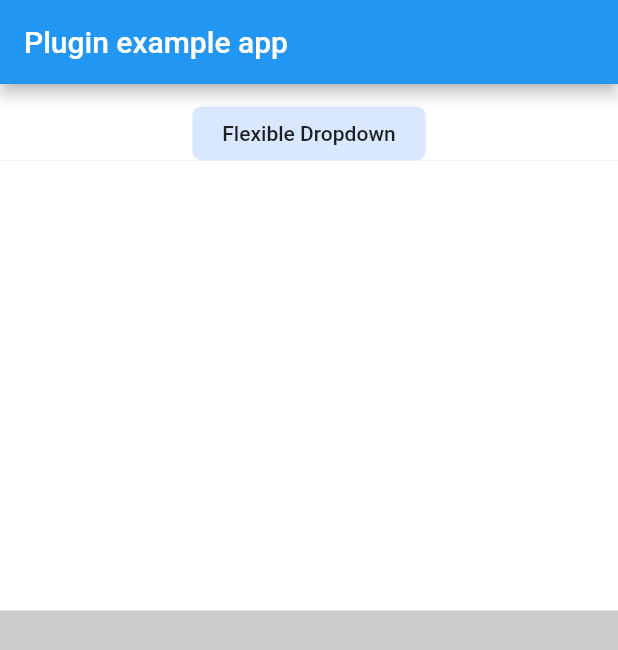
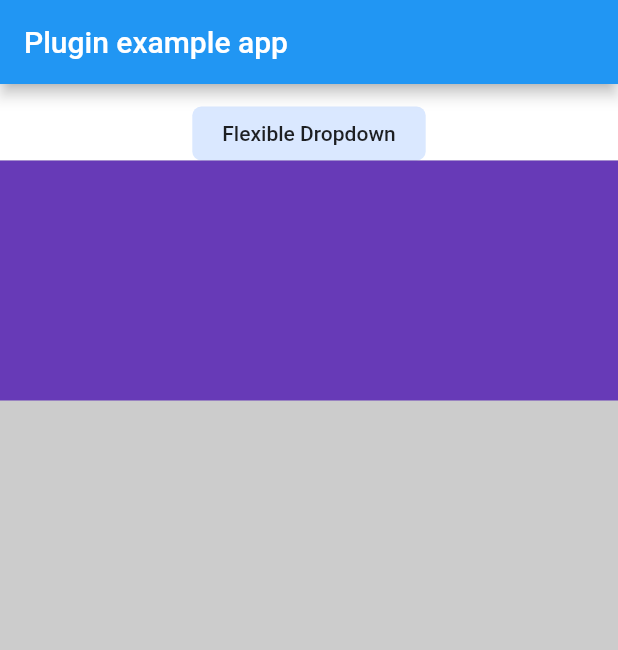
Before and after one commit to TrangLeQuynh/flexible_dropdown, a Flutter app: the screen it shows after launch, after a tap on "Flexible Dropdown", on a phone screen of 412 x 824 dp. Shown: the top 650 px of the screen. Run offline on Flutter 3.47's test engine with Material 2 defaults, Android fonts, the phone set to English and light mode, and no system bars.

Commit message:
[Docs] Provide package comments

```diff
--- a/example/lib/main.dart
+++ b/example/lib/main.dart
@@ -13,7 +13,6 @@ class MyApp extends StatefulWidget {
 }
 
 class _MyAppState extends State<MyApp> {
-
   @override
   void initState() {
     super.initState();
@@ -61,9 +60,9 @@ class _MyAppState extends State<MyApp> {
   Widget _buildFlexibleDropdown() {
     return FlexibleDropdown(
       overlayChild: Container(
-        height: 300,
+        height: 160,
         width: double.infinity,
-        color: Colors.white,
+        color: Colors.deepPurple,
       ),
       barrierColor: Colors.black38.withOpacity(.2),
       barrierShape: BarrierShape.headerTrans,
--- a/lib/models/enum_type.dart
+++ b/lib/models/enum_type.dart
@@ -1,3 +1,4 @@
+/// Shape of Modal Barrier
 enum BarrierShape {
   normal,
   headerTrans,
--- a/lib/src/flexible_dropdown.dart
+++ b/lib/src/flexible_dropdown.dart
@@ -4,19 +4,41 @@ import '../widgets/modal_barrier_layout.dart';
 import '../widgets/overlay_route_layout.dart';
 
 class FlexibleDropdown extends StatefulWidget {
+  /// [Required]
+  ///
+  /// [child] is the widget used for this button and the button will utilize an [InkWell] for taps.
   final Widget child;
+
+  /// [Required]
+  ///
+  /// [overlayChild] is the widget which displayed after the user taps on [child]
   final Widget overlayChild;
 
+  /// Whether to prefer going to the left or to the right.
+  ///
+  /// If this property is null, default is [TextDirection.rtl]
   final TextDirection textDirection;
+
+  /// The color to use for the modal barrier.
+  ///
+  /// If this property is null, the barrier will be Colors.black38 with opacity 0.2.
   final Color? barrierColor;
+
+  /// If provided, the shape used for the modal barrier.
+  ///
+  /// If this property is null, then [BarrierShape.normal] is used.
   final BarrierShape? barrierShape;
+
   /// The offset is applied relative to the initial position
   /// set by the [position].
   ///
   /// When not set, the offset defaults to [Offset.zero].
+  ///
   final Offset offset;
+
   /// Called when the popup menu is shown.
   final VoidCallback? onOpened;
+
   /// Called when the popup menu is closed.
   final VoidCallback? onClosed;
 
@@ -37,7 +59,6 @@ class FlexibleDropdown extends StatefulWidget {
 }
 
 class _FlexibleDropdownState extends State<FlexibleDropdown> {
-
   @override
   void setState(VoidCallback fn) {
     if (mounted) super.setState(fn);
@@ -52,33 +73,39 @@ class _FlexibleDropdownState extends State<FlexibleDropdown> {
     );
   }
 
+  /// show the overlay dialog of the button
   void _showOverlayDialog() {
     // final PopupMenuThemeData popupMenuTheme = PopupMenuTheme.of(context);
     final RenderBox button = context.findRenderObject()! as RenderBox;
-    final RenderBox overlay = Navigator.of(context).overlay!.context.findRenderObject()! as RenderBox;
+    final RenderBox overlay =
+        Navigator.of(context).overlay!.context.findRenderObject()! as RenderBox;
     // final PopupMenuPosition popupMenuPosition = popupMenuTheme.position ?? PopupMenuPosition.over;
     final Offset offset = Offset(0.0, button.size.height) + widget.offset;
 
     final RelativeRect position = RelativeRect.fromRect(
       Rect.fromPoints(
         button.localToGlobal(offset, ancestor: overlay),
-        button.localToGlobal(button.size.bottomRight(Offset.zero) + offset, ancestor: overlay),
+        button.localToGlobal(button.size.bottomRight(Offset.zero) + offset,
+            ancestor: overlay),
       ),
       Offset.zero & overlay.size,
     );
     widget.onOpened?.call();
+
     /// Show flexible dropdown
-    final NavigatorState navigator = Navigator.of(context, rootNavigator: false);
-    navigator.push(
+    final NavigatorState navigator =
+        Navigator.of(context, rootNavigator: false);
+    navigator
+        .push(
       FlexibleDropdownRoute(
-        capturedThemes: InheritedTheme.capture(from: context, to: navigator.context),
         child: widget.overlayChild,
         position: position,
         textDirection: widget.textDirection,
         barrierShape: widget.barrierShape,
         barrierBgColor: widget.barrierColor,
       ),
-    ).then((value) {
+    )
+        .then((value) {
       if (!mounted) return;
       widget.onClosed?.call();
     });
@@ -86,7 +113,6 @@ class _FlexibleDropdownState extends State<FlexibleDropdown> {
 }
 
 class FlexibleDropdownRoute<T> extends PopupRoute<T> {
-  final CapturedThemes capturedThemes;
   final Widget child;
   final RelativeRect position;
   final TextDirection textDirection;
@@ -94,7 +120,6 @@ class FlexibleDropdownRoute<T> extends PopupRoute<T> {
   final BarrierShape? barrierShape;
 
   FlexibleDropdownRoute({
-    required this.capturedThemes,
     required this.child,
     required this.position,
     this.barrierBgColor,
@@ -108,8 +133,8 @@ class FlexibleDropdownRoute<T> extends PopupRoute<T> {
   @override
   Color? get barrierColor => null;
 
-  // This allows the popup to be dismissed by tapping the scrim or by pressing
-  // the escape key on the keyboard.
+  /// This allows the popup to be dismissed by tapping the scrim or by pressing
+  /// the escape key on the keyboard.
   @override
   bool get barrierDismissible => true;
 
@@ -118,13 +143,14 @@ class FlexibleDropdownRoute<T> extends PopupRoute<T> {
 
   @override
   Widget buildModalBarrier() => ModalBarrierLayout(
-    position: position,
-    barrierColor: barrierBgColor,
-    barrierShape: barrierShape,
-  );
+        position: position,
+        barrierColor: barrierBgColor,
+        barrierShape: barrierShape,
+      );
 
   @override
-  Widget buildPage(BuildContext context, Animation<double> animation, Animation<double> secondaryAnimation) {
+  Widget buildPage(BuildContext context, Animation<double> animation,
+      Animation<double> secondaryAnimation) {
     return MediaQuery.removePadding(
       context: context,
       removeTop: false,
--- a/lib/widgets/modal_barrier_layout.dart
+++ b/lib/widgets/modal_barrier_layout.dart
@@ -1,9 +1,18 @@
 import 'package:flutter/material.dart';
 import '../models/enum_type.dart';
 
+/// [ModalBarrierLayout] use to customize [ModalBarrier]
+///
 class ModalBarrierLayout extends StatelessWidget {
+  /// Available when [barrierShape] is [BarrierShape.headerTrans]
+  ///
+  /// Support not set [barrierColor] at header
   final RelativeRect position;
+
+  /// The color to use for the modal barrier.
   final Color? barrierColor;
+
+  /// [BarrierShape.normal] or [BarrierShape.headerTrans]
   final BarrierShape? barrierShape;
 
   const ModalBarrierLayout({
@@ -29,7 +38,7 @@ class ModalBarrierLayout extends StatelessWidget {
 
   Widget _buildLayoutShape() {
     final Color bgColor = barrierColor ?? Colors.black38.withOpacity(.2);
-    switch(barrierShape) {
+    switch (barrierShape) {
       case BarrierShape.headerTrans:
         return CustomPaint(
           painter: HeaderTransPainter(position.top, bgColor),
@@ -44,6 +53,7 @@ class ModalBarrierLayout extends StatelessWidget {
   }
 }
 
+/// Modal Barrier - Painter
 class HeaderTransPainter extends CustomPainter {
   double topPosition;
   Color color;
@@ -56,11 +66,12 @@ class HeaderTransPainter extends CustomPainter {
       ..style = PaintingStyle.fill
       ..color = color;
 
-    canvas.drawRect(Rect.fromLTWH(0.0, topPosition, size.width, size.height), bgPaint);
+    canvas.drawRect(
+        Rect.fromLTWH(0.0, topPosition, size.width, size.height), bgPaint);
   }
 
   @override
   bool shouldRepaint(HeaderTransPainter oldDelegate) {
-    return oldDelegate.topPosition != topPosition;
+    return topPosition != oldDelegate.topPosition;
   }
 }
--- a/pubspec.yaml
+++ b/pubspec.yaml
@@ -1,7 +1,7 @@
 name: flexible_dropdown
 description: A new Flutter plugin project.
-version: 0.0.1
-homepage: https://github.com/TrangLeQuynh
+version: 1.0.0
+homepage: https://github.com/TrangLeQuynh/flexible_dropdown
 
 environment:
   sdk: '>=3.0.5 <4.0.0'
```
Also changed, not shown: lib/widgets/overlay_route_layout.dart (+22 -11 lines), example/pubspec.lock, 1 other file.
